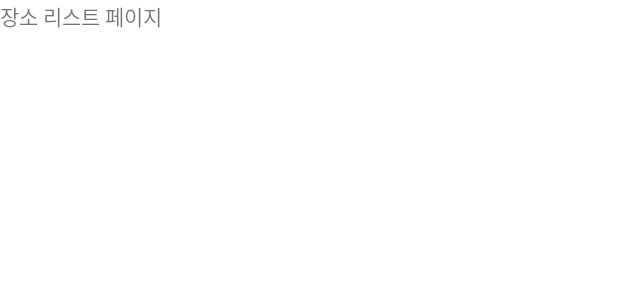
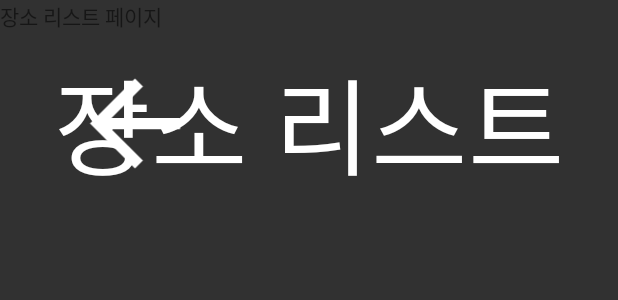
Before and after one commit to AGO-Temi/Temi-Android, an Android app: the layout place_list_fragment.xml on its own in the app's theme, with its tools: preview values and no code run, on a phone screen of 412 x 824 dp. Shown: the top 300 px of the screen. Run offline under Robolectric (Android 15) with nearby library versions, the phone set to English and light mode, and no system bars.

Commit message:
[UPDATE] 임시 뒤로가기 버튼 생성

```diff
--- a/app/src/main/res/layout/place_list_fragment.xml
+++ b/app/src/main/res/layout/place_list_fragment.xml
@@ -1,20 +1,55 @@
 <?xml version="1.0" encoding="utf-8"?>
 <layout xmlns:android="http://schemas.android.com/apk/res/android"
-    xmlns:tools="http://schemas.android.com/tools">
+    xmlns:tools="http://schemas.android.com/tools"
+    xmlns:app="http://schemas.android.com/apk/res-auto">
 
     <data>
-
+        <variable
+            name="fragment"
+            type="com.withkwon.projecttemi.ui.fragment.PlaceListFragment" />
     </data>
 
     <FrameLayout
         android:layout_width="match_parent"
         android:layout_height="match_parent"
+        android:background="@color/temi_backgroubd"
         tools:context=".ui.fragment.PlaceListFragment">
+
+        <androidx.constraintlayout.widget.ConstraintLayout
+            android:layout_width="match_parent"
+            android:layout_height="wrap_content"
+            android:layout_marginTop="30dp">
+
+            <TextView
+                android:id="@+id/place_list_text"
+                android:layout_width="wrap_content"
+                android:layout_height="wrap_content"
+                app:layout_constraintStart_toStartOf="parent"
+                app:layout_constraintEnd_toEndOf="parent"
+                app:layout_constraintTop_toTopOf="parent"
+                android:text="장소 리스트"
+                android:textColor="@color/white"
+                android:textSize="70dp" />
+
+            <ImageView
+                android:layout_width="180dp"
+                android:layout_height="90dp"
+                android:onClick="@{()->fragment.goBack()}"
+                android:src="@drawable/ic_baseline_arrow_back_24"
+                app:layout_constraintStart_toStartOf="parent"
+                app:layout_constraintTop_toTopOf="parent"
+                app:layout_constraintBottom_toBottomOf="parent" />
+
+        </androidx.constraintlayout.widget.ConstraintLayout>
+
+
 
         <TextView
             android:layout_width="match_parent"
             android:layout_height="match_parent"
             android:text="장소 리스트 페이지" />
 
+
+
     </FrameLayout>
 </layout>
```
Also changed, not shown: app/src/main/java/com/withkwon/projecttemi/ui/fragment/IntroduceSchoolFragment.kt (+12 -9 lines), app/src/main/java/com/withkwon/projecttemi/ui/fragment/PlaceListFragment.kt (+10 -9 lines), app/src/main/res/layout/introduce_school_fragment.xml (+33 -5 lines).
